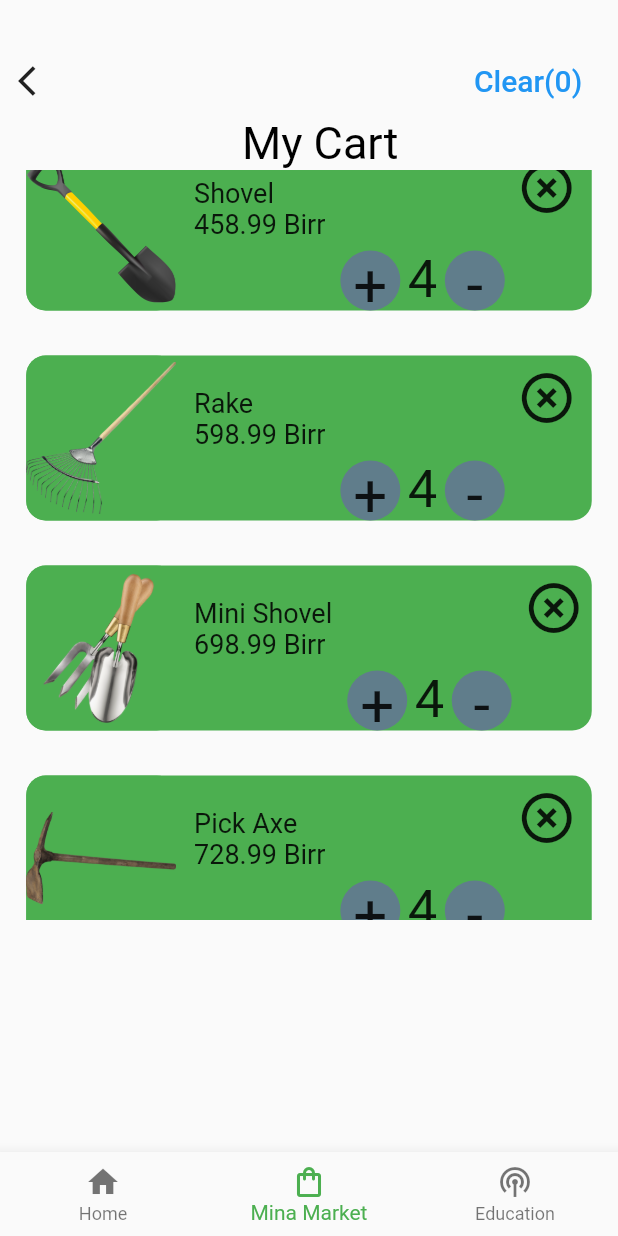
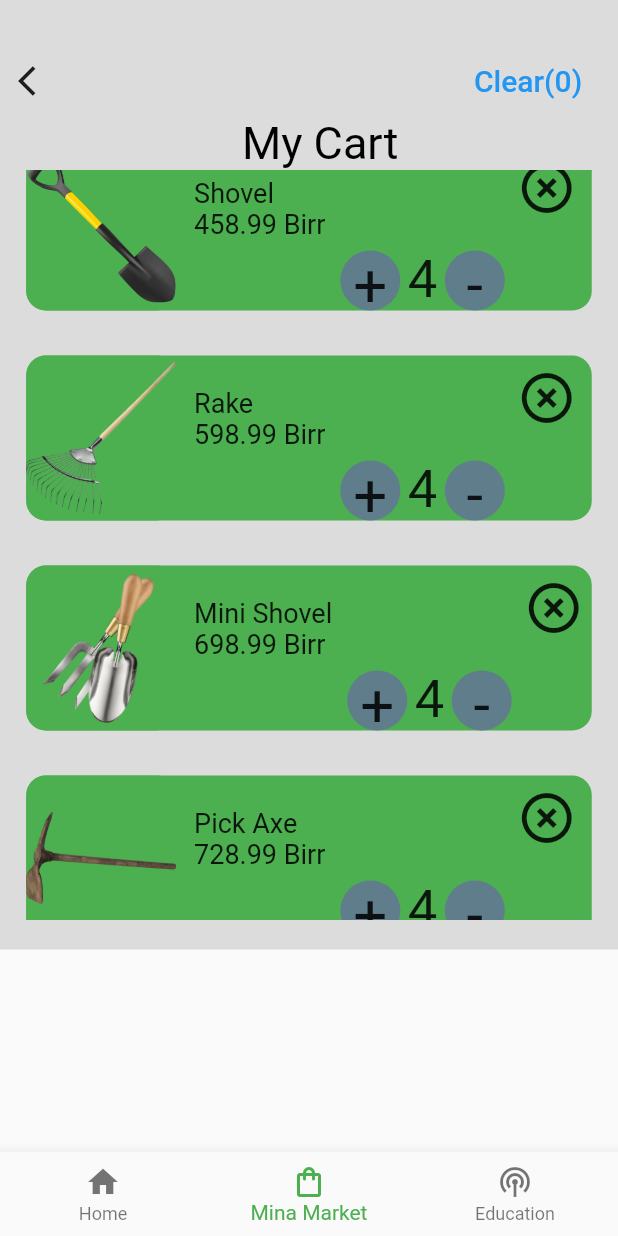
Before and after one commit to asev07/mina_farm, a Flutter app: the CartPage screen opened directly, scrolled down 576 dp, on a phone screen of 412 x 824 dp. Run offline on Flutter 3.47's test engine with Material 2 defaults, Android fonts, the phone set to English and light mode, and no system bars.

Commit message:
reseted the last commit to recommit and push agian final for the competition added product cart and marcket place

```diff
--- a/lib/pages/CartPage.dart
+++ b/lib/pages/CartPage.dart
@@ -124,7 +124,7 @@ class _cartpage extends State<CartPage> {
         scrollDirection: Axis.vertical,
         // Center is a layout widget. It takes a single child and positions it
         // in the middle of the parent.
-        child: Column(
+        child:Container(color: Colors.black12 ,child: Column(
 
           // Column is also a layout widget. It takes a list of children and
           // arranges them vertically. By default, it sizes itself to fit its
@@ -187,7 +187,7 @@ class _cartpage extends State<CartPage> {
 
           ],
         ),
-
+        ),
       ),
       bottomNavigationBar: BottomNavigationBar(
         items: const <BottomNavigationBarItem>[
@@ -297,6 +297,7 @@ class _cartpage extends State<CartPage> {
     ),
       SizedBox(height: 30,),
     ],
+
     );
   }
 }
```
Also changed, not shown: lib/pages/Market_place_Page.dart (+9 -7 lines).
